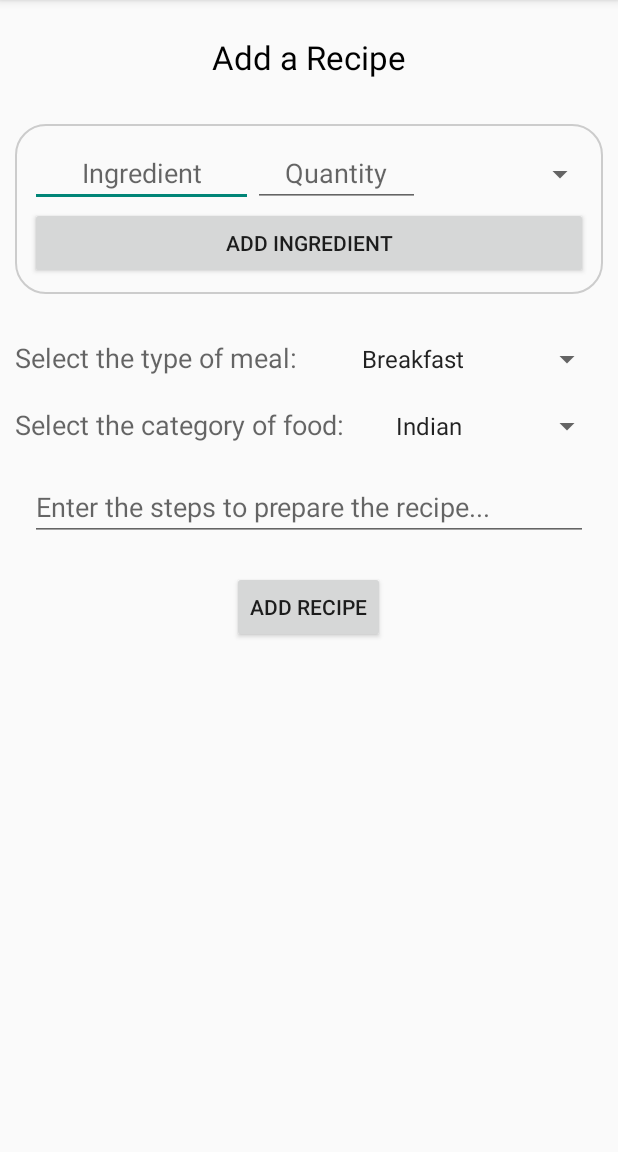
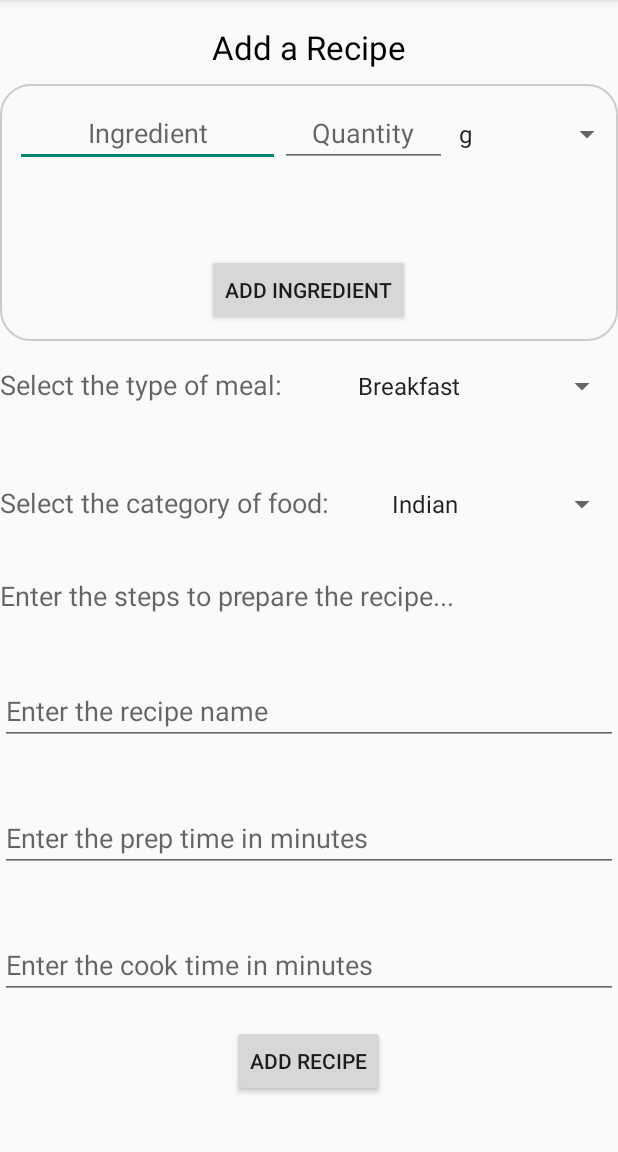
Before and after one commit to TPineapples/CookHelper, an Android app: the AddRecipeActivity screen opened directly, with no data from a screen before it, on a phone screen of 412 x 824 dp, the part 84-1236 px from its top. Run offline under Robolectric (Android 15) with nearby library versions, the phone set to English and light mode, and no system bars.

Commit message:
worked on add recipe, search for recipe, other stuff

```diff
--- a/app/src/main/java/ad/nerdsqu/cookhelper/AddRecipeActivity.java
+++ b/app/src/main/java/ad/nerdsqu/cookhelper/AddRecipeActivity.java
@@ -1,13 +1,14 @@
 package ad.nerdsqu.cookhelper;
 
+import android.content.Intent;
 import android.os.Bundle;
 import android.support.v7.app.AppCompatActivity;
 import android.view.View;
 import android.widget.Button;
 import android.widget.EditText;
-import android.widget.ScrollView;
 import android.widget.Spinner;
-import android.widget.SpinnerAdapter;
+import android.widget.TextView;
+import android.widget.Toast;
 
 import java.util.ArrayList;
 
@@ -20,9 +21,9 @@ public class AddRecipeActivity extends AppCompatActivity {
     private EditText ingredient;
     private EditText quantity;
     private EditText name;
-    private EditText directions;
     private EditText cookTime;
     private EditText prepTime;
+    private TextView directions;
     private Spinner unit;
     private Spinner category;
     private Spinner type;
@@ -33,42 +34,60 @@ public class AddRecipeActivity extends AppCompatActivity {
         setContentView(R.layout.activity_add_recipe);
 
         //TODO
-        //name = (EditText)findViewById(R.id.etRecipeName);
-        //cookTime = (EditText)findViewById(R.id.etCookTime);
-        //prepTime = (EditText)findViewById(R.id.etPrepTime);
+        name = (EditText)findViewById(R.id.etRecipeName);
+        cookTime = (EditText)findViewById(R.id.etCookTime);
+        prepTime = (EditText)findViewById(R.id.etPrepTime);
 
         ingredient = (EditText)findViewById(R.id.etIngredient);
         quantity = (EditText)findViewById(R.id.etQuantity);
-        directions = (EditText)findViewById(R.id.etAddDirections);
+        directions = (TextView)findViewById(R.id.tvSteps);
 
+
+
+        directions.setOnClickListener(new View.OnClickListener() {
+            public void onClick(View v) {
+                Intent getDirections = new Intent(AddRecipeActivity.this, EnterTextActivity.class);
+                getDirections.putExtra("CURRENT_TEXT", directions.getText().toString());
+                startActivityForResult(getDirections, 1);
+            }
+        });
 
         unit = (Spinner)findViewById(R.id.unitSpinner);
         category = (Spinner)findViewById(R.id.categorySpinner);
-        type = (Spinner)findViewById(R.id.typeSpinner);
+        type = (Spinner)findViewById(R.id.typeSpinnerAdd);
 
-        //TODO check if multiple delimiters is OK
         Button addIngredient = (Button) findViewById(R.id.bAddIngredient);
         addIngredient.setOnClickListener(new View.OnClickListener() {
             public void onClick(View v) {
+
                 ingredients.add(ingredient.getText().toString() + ":" +
-                    quantity.getText().toString()+ ":" + unit.getSelectedItem().toString());
+                        quantity.getText().toString()+ " " + unit.getSelectedItem().toString());
+                ingredient.setText("");
+                quantity.setText("");
+                unit.setSelection(0);
+                Toast.makeText(AddRecipeActivity.this, "Added Ingredient", Toast.LENGTH_SHORT).show();
             }
         });
 
 
 
         Button addRecipe = (Button) findViewById(R.id.bAddRecipe);
-        addIngredient.setOnClickListener(new View.OnClickListener() {
+        addRecipe.setOnClickListener(new View.OnClickListener() {
             public void onClick(View v) {
-                String[] s = {}; // only used to denote type of array for ingredients.toArray()
+                StringHelper help = new StringHelper();
                 Recipe recipe;
-                String rType = type.getSelectedItem().toString();
-                String rCategory = category.getSelectedItem().toString();
-                String rName = name.getText().toString();
-                String rDirections = directions.getText().toString();
+                String rCategory = help.getSpinnerString(category);
+                String rType = help.getSpinnerString(type);
+                String rName = help.getEditTextString(name);
+                String rDirections = help.getTextViewString(directions);
+
                 String rCookTime = cookTime.getText().toString() + " minutes";
                 String rPrepTime = prepTime.getText().toString() + " minutes";
-                recipe = new Recipe(rName, ingredients.toArray(s), rPrepTime, rCookTime,
+
+                String[] ingredArray = new String[ingredients.size()];
+                ingredArray = ingredients.toArray(ingredArray);
+
+                recipe = new Recipe(rName, ingredArray, rPrepTime, rCookTime,
                                                         rCategory, rType, rDirections);
 
                 MainActivity.helper.addRecipe(recipe);
@@ -77,4 +96,12 @@ public class AddRecipeActivity extends AppCompatActivity {
 
 
     }
+    public void onActivityResult(int requestCode, int resultCode, Intent data) {
+        super.onActivityResult(requestCode, resultCode, data);
+        if (requestCode == 1) {
+            if(resultCode == RESULT_OK){
+                directions.setText(data.getStringExtra("DIRECTIONS"));
+            }
+        }
+    }
 }
--- a/app/src/main/res/layout/activity_add_recipe.xml
+++ b/app/src/main/res/layout/activity_add_recipe.xml
@@ -1,23 +1,9 @@
 <?xml version="1.0" encoding="utf-8"?>
-<ScrollView
-    xmlns:android="http://schemas.android.com/apk/res/android"
-    xmlns:app="http://schemas.android.com/apk/res-auto"
-    xmlns:tools="http://schemas.android.com/tools"
-    android:layout_height="wrap_content"
-    android:layout_width="match_parent"
+<LinearLayout xmlns:android="http://schemas.android.com/apk/res/android"
+    android:orientation="vertical" android:layout_width="match_parent"
+    android:layout_height="match_parent"
     android:weightSum="1"
-    android:scrollbarStyle="insideOverlay"
-    android:fillViewport="true">
-
-
-    <LinearLayout
-
-    android:id="@+id/iDUnits"
-    android:padding="10dp"
-    android:layout_height="match_parent"
-    android:layout_width="match_parent"
-    android:orientation="vertical"
-    app:layout_scrollFlags="scroll">
+    android:id="@+id/iDUnits">
 
     <Space
         android:layout_width="match_parent"
@@ -35,8 +21,9 @@
 
     <Space
         android:layout_width="match_parent"
+        android:layout_height="wrap_content"
         android:layout_gravity="center_horizontal"
-        android:layout_height="30dp" />
+        android:layout_weight="0.03" />
 
     <FrameLayout
         android:layout_width="match_parent"
@@ -47,24 +34,19 @@
         android:background="@drawable/drawable_rectangle">
 
         <LinearLayout
-            android:orientation="vertical"
-            android:layout_width="match_parent"
-            android:layout_height="match_parent">
-
-            <LinearLayout
             android:orientation="horizontal"
             android:layout_width="match_parent"
-                android:layout_height="match_parent"
+            android:layout_height="wrap_content"
             android:layout_gravity="center_horizontal"
             android:weightSum="1">
 
             <EditText
                 android:layout_width="wrap_content"
                 android:layout_height="wrap_content"
-                    android:layout_weight="0.52"
-                    android:hint="@string/ingredient"
-                    android:gravity="center_horizontal"
-                    android:id="@+id/etIngredient" />
+                android:id="@+id/etIngredient"
+                android:layout_weight="0.65"
+                android:hint="Ingredient"
+                android:gravity="center_horizontal"/>
 
 
             <EditText
@@ -73,9 +55,9 @@
                 android:inputType="number"
                 android:ems="10"
                 android:id="@+id/etQuantity"
-                    android:hint="@string/quantity"
+                android:hint="Quantity"
                 android:gravity="center_horizontal"
-                    android:layout_weight="0.53" />
+                android:layout_weight="0.45" />
 
             <Spinner
                 android:layout_width="wrap_content"
@@ -84,29 +66,25 @@
                 android:id="@+id/unitSpinner" />
 
         </LinearLayout>
+
         <Space
-                android:layout_width="match_parent"
-                android:layout_height="wrap_content"
-                android:layout_weight="0.52" />
+            android:layout_width="351dp"
+            android:layout_height="66dp" />
 
         <Button
-                android:layout_width="match_parent"
+            android:layout_width="wrap_content"
             android:layout_height="wrap_content"
             android:id="@+id/bAddIngredient"
             android:layout_gravity="center_horizontal|bottom"
             android:layout_weight="0.01"
             android:text="@string/addIngredient" />
 
-        </LinearLayout>
-
-
-
     </FrameLayout>
 
     <Space
         android:layout_width="373dp"
-            android:layout_weight="0.15"
-            android:layout_height="30dp" />
+        android:layout_height="20px"
+        android:layout_weight="0.01" />
 
     <LinearLayout
         android:orientation="horizontal"
@@ -131,14 +109,14 @@
             android:layout_width="wrap_content"
             android:layout_height="wrap_content"
             android:entries="@array/food_type"
-            android:id="@+id/typeSpinner"
+            android:id="@+id/typeSpinnerAdd"
             android:layout_weight="0.83" />
     </LinearLayout>
 
     <Space
         android:layout_width="match_parent"
-        android:layout_weight="0.15"
-        android:layout_height="20dp" />
+        android:layout_height="wrap_content"
+        android:layout_weight="0.15" />
 
     <LinearLayout
         android:orientation="horizontal"
@@ -168,25 +146,64 @@
 
     <Space
         android:layout_width="match_parent"
-        android:layout_height="20dp"
+        android:layout_height="wrap_content"
         android:layout_gravity="center_horizontal"
-        android:layout_weight="0.01" />
+        android:layout_weight="0.10" />
 
-        <EditText
-        android:layout_width="372dp"
+    <TextView
+        android:layout_width="match_parent"
         android:layout_height="wrap_content"
-        android:inputType="textMultiLine"
         android:ems="10"
-        android:id="@+id/etAddDirections"
+        android:id="@+id/tvSteps"
         android:layout_gravity="center_horizontal"
-        android:layout_weight="0.01"
-        android:hint="@string/enterRecipeSteps" />
+        android:layout_weight="0.05"
+        android:hint="@string/enterRecipeSteps"
+        android:textSize="18sp" />
 
     <Space
         android:layout_width="match_parent"
-        android:layout_height="20dp"
+        android:layout_height="wrap_content"
         android:layout_gravity="center_horizontal"
-        android:layout_weight="0.17" />
+        android:layout_weight="0.075" />
+
+    <EditText
+        android:layout_width="match_parent"
+        android:layout_height="wrap_content"
+        android:id="@+id/etRecipeName"
+        android:hint="@string/enterRecipeName"
+        android:maxLines = "3"
+        android:textSize="18sp" />
+
+    <Space
+        android:layout_width="20px"
+        android:layout_height="20px"
+        android:layout_weight="0.075" />
+
+    <EditText
+        android:layout_width="match_parent"
+        android:layout_height="wrap_content"
+        android:inputType="time"
+        android:ems="10"
+        android:id="@+id/etPrepTime"
+        android:hint="@string/enterPrepTime" />
+
+    <Space
+        android:layout_width="20px"
+        android:layout_height="20px"
+        android:layout_weight="0.075" />
+
+    <EditText
+        android:layout_width="match_parent"
+        android:layout_height="wrap_content"
+        android:inputType="number"
+        android:ems="10"
+        android:id="@+id/etCookTime"
+        android:hint="@string/enterCookTime" />
+
+    <Space
+        android:layout_width="347dp"
+        android:layout_height="wrap_content"
+        android:layout_weight="0.05" />
 
     <LinearLayout
         android:orientation="horizontal"
@@ -194,11 +211,6 @@
         android:layout_height="wrap_content"
         android:layout_gravity="center_horizontal"
         android:layout_weight="0.14">
-
-        <Space
-            android:layout_width="wrap_content"
-            android:layout_height="wrap_content"
-            android:layout_weight="1" />
 
         <Button
             android:layout_width="wrap_content"
@@ -208,11 +220,4 @@
 
     </LinearLayout>
 
-        <Space
-            android:layout_width="match_parent"
-            android:layout_gravity="center_horizontal"
-            android:layout_weight="0.15"
-            android:layout_height="300dp" />
-
 </LinearLayout>
-</ScrollView>
--- a/app/src/main/res/values/strings.xml
+++ b/app/src/main/res/values/strings.xml
@@ -5,12 +5,10 @@
 
     <string-array name="food_category">
 
+
         <item>Indian</item>
-
         <item>Italian</item>
-
         <item>Chinese</item>
-
         <item>All</item>
 
     </string-array>
@@ -18,16 +16,12 @@
 
     <string-array name="food_type">
 
+
         <item>Breakfast</item>
-
         <item>Lunch</item>
-
         <item>Dinner</item>
-
         <item>Dessert</item>
-
         <item>Snack</item>
-
         <item>Any</item>
 
     </string-array>
@@ -109,20 +103,12 @@
 
     <string-array name="unit_measurement">
 
-        <item></item>
-
         <item>g</item>
-
         <item>kg</item>
-
         <item>mL</item>
-
         <item>L</item>
-
         <item>tsp(s)</item>
-
         <item>Tbsp(s)</item>
-
         <item>C</item>
 
     </string-array>
@@ -182,7 +168,15 @@
     <string name="ingredient">Ingredient</string>
     <string name="directions">Directions (Press Here for Fullscreen)</string>
     <string name="serach">Search</string>
-    <string name="addIngredient">Add Ingredient</string>>
+    <string name="addIngredient">Add Ingredient</string>
+    <string name="searchRecipeName">Search by Recipe Name</string>
+    <string name="or">OR</string>
+    <string name="noResults">No results to display.</string>
+    <string name="enterCookTime">Enter the cook time in minutes</string>
+    <string name="enterPrepTime">Enter the prep time in minutes</string>
+    <string name="enterRecipeName">Enter the recipe name</string>
+    <string name="setDirections">Set Directions</string>
+    <string name="confirmSetText">Confirm Text</string>>
 
 
 </resources>
```
Also changed, not shown: app/src/main/AndroidManifest.xml (+8 -5 lines), app/src/main/java/ad/nerdsqu/cookhelper/DatabaseHelper.java (+108 -29 lines), app/src/main/java/ad/nerdsqu/cookhelper/EnterTextActivity.java (added, +36 -0 lines), app/src/main/java/ad/nerdsqu/cookhelper/RecipeListActivity.java (added, +59 -0 lines), app/src/main/java/ad/nerdsqu/cookhelper/SavedRecipesActivity.java (deleted, +0 -54 lines), app/src/main/java/ad/nerdsqu/cookhelper/SearchRecipeActivity.java (+77 -9 lines), app/src/main/java/ad/nerdsqu/cookhelper/StringHelper.java (added, +26 -0 lines), app/src/main/java/ad/nerdsqu/cookhelper/UserAreaActivity.java (+11 -5 lines), app/src/main/res/layout/activity_enter_text.xml (added, +32 -0 lines), app/src/main/res/layout/activity_list_view_findrecipe.xml (+7 -3 lines), app/src/main/res/layout/activity_recipe_list.xml (renamed from app/src/main/res/layout/activity_saved_recipes.xml, +8 -1 lines), app/src/main/res/layout/activity_search_recipe.xml (+27 -9 lines). Lines whose indentation alone changed are shown as unchanged.
